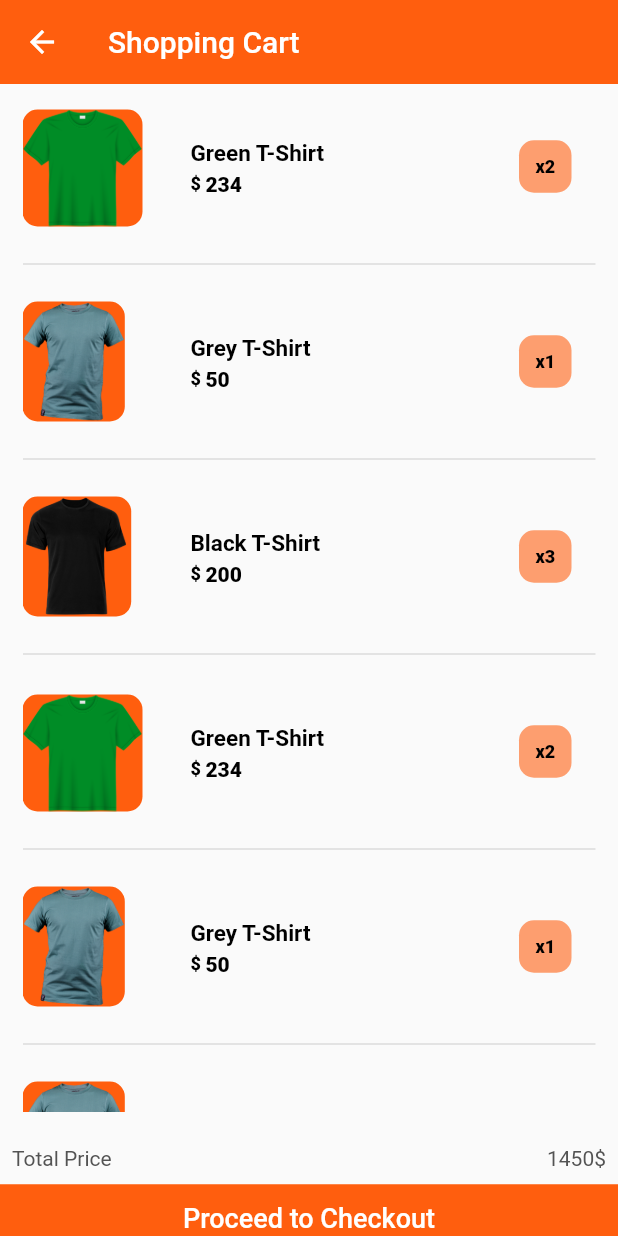
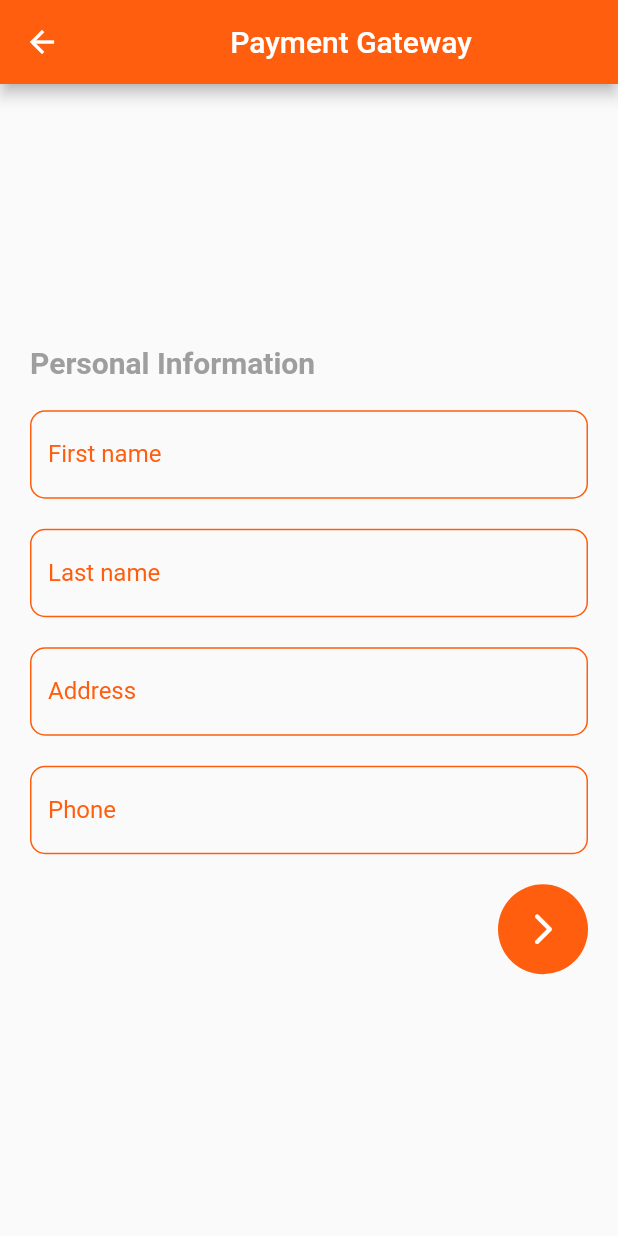
Before and after one commit to yasser74220/Fongi, a Flutter app: the ShoppingCartPage screen opened directly, after a tap on "Proceed to Checkout", on a phone screen of 412 x 824 dp. Run offline on Flutter 3.47's test engine with Material 2 defaults, Android fonts, the phone set to English and light mode, and no system bars; our stand-ins replace flutter_svg, sizer.

Commit message:
PaymentGateway

```diff
--- a/lib/screens/cart/shopping_cart.dart
+++ b/lib/screens/cart/shopping_cart.dart
@@ -1,4 +1,6 @@
 import 'package:flutter/material.dart';
+import 'package:fongi/screens/payment_gateway/components/components.dart';
+import 'package:fongi/screens/payment_gateway/personal-info_screen.dart';
 
 import 'package:sizer/sizer.dart';
 
@@ -85,7 +87,9 @@ class ShoppingCartPage extends StatelessWidget {
 
   Widget _submitButton(BuildContext context) {
     return TextButton(
-      onPressed: () {},
+      onPressed: () {
+        navigateTo(context, PersonalInfo());
+      },
       style: ButtonStyle(
         shape: MaterialStateProperty.all(
           RoundedRectangleBorder(borderRadius: BorderRadius.zero),
@@ -94,6 +98,7 @@ class ShoppingCartPage extends StatelessWidget {
       ),
       child: Container(
         alignment: Alignment.center,
+        height: 30,
         padding: EdgeInsets.symmetric(vertical: 4),
         width: double.infinity,
         child: TitleText(
@@ -108,7 +113,7 @@ class ShoppingCartPage extends StatelessWidget {
   @override
   Widget build(BuildContext context) {
     return Scaffold(
-        appBar: AppBar(
+      appBar: AppBar(
           backgroundColor: kMainColor,
           elevation: 0,
           title: Text("Shopping Cart"),
@@ -208,12 +213,12 @@ class ShoppingCartPage extends StatelessWidget {
                 children: [
                   Text("Total Price"),
                   Text("1450\$"),
-
                 ],
               ),
             ),
             _submitButton(context)
           ],
-        ));
+        )
+    );
   }
 }
--- /dev/null
+++ b/lib/screens/payment_gateway/components/components.dart
@@ -0,0 +1,97 @@
+import 'package:flutter/material.dart';
+import 'package:fongi/constants.dart';
+
+Widget defaultButton({
+  required String text,
+  required Function function,
+  Color textColor = Colors.white,
+  double? fontSize,
+  FontWeight? fontWeight,
+  Color color = kMainColor,
+  double width = double.infinity,
+  double radius = 0.0,
+  bool isUpperCase = true,
+}) => Container(
+  height: 50,
+  width: width,
+  decoration: BoxDecoration(
+    color: color,
+    borderRadius: BorderRadius.circular(radius),
+  ),
+  child: MaterialButton(
+    onPressed: (){
+      function();
+    },
+    child: Text(
+      isUpperCase ? text.toUpperCase() : text,
+      style: TextStyle(
+        color: textColor,
+        fontSize: fontSize,
+        fontWeight: fontWeight,
+      ),
+    ),
+  ),
+);
+
+Widget defaultFormField({
+  required TextEditingController controller,
+  required String label,
+  required TextInputType inputType,
+  required String? Function(String? value) validate,
+
+  Color? prefixIconColor,
+  Color labelColor = kMainColor,
+  Color borderColor = kMainColor,
+  Color selectedBorderColor = kMainColor,
+  Color? textInputColor,
+  double borderRadius = 10,
+  VoidCallback? onTap,
+  Function(String)? onChange,
+  IconData? suffixIcon,
+  VoidCallback? suffixPressed,
+  Function(String)? onSubmit,
+  bool isPassword = false,
+}) =>
+    TextFormField(
+      style: TextStyle(
+        color: textInputColor,
+      ),
+      obscureText: isPassword,
+      controller: controller,
+      decoration: InputDecoration(
+        labelText: label,
+        labelStyle: TextStyle(
+          color: labelColor,
+        ),
+        border: OutlineInputBorder(
+            borderRadius: BorderRadius.circular(borderRadius)
+        ),
+        enabledBorder: OutlineInputBorder(
+          borderRadius: BorderRadius.circular(borderRadius),
+          borderSide: BorderSide(
+            color: borderColor,
+          ),
+        ),
+        focusedBorder:OutlineInputBorder(
+          borderSide: BorderSide(
+              color: selectedBorderColor,
+          ),
+          borderRadius: BorderRadius.circular(borderRadius),
+        ),
+        focusColor: kMainColor,
+        suffixIcon: IconButton(
+          icon: Icon(suffixIcon),
+          onPressed: suffixPressed,
+        ),
+      ),
+      keyboardType: inputType,
+      onFieldSubmitted: onSubmit,
+      onChanged: onChange,
+      onTap: onTap,
+      validator: validate,
+    );
+
+void navigateTo(context, widget) => Navigator.push(
+      context,
+      MaterialPageRoute(builder: (context) => widget),
+    );
--- /dev/null
+++ b/lib/screens/payment_gateway/personal-info_screen.dart
@@ -0,0 +1,131 @@
+import 'package:flutter/material.dart';
+import 'package:fongi/constants.dart';
+import 'package:fongi/screens/payment_gateway/components/components.dart';
+import 'package:fongi/screens/payment_gateway/payment_screen.dart';
+
+
+class PersonalInfo extends StatelessWidget {
+   PersonalInfo({Key? key}) : super(key: key);
+
+  var firstNameController = TextEditingController();
+  var lastNameController = TextEditingController();
+  var addressController = TextEditingController();
+  var phoneController = TextEditingController();
+
+  var formKey = GlobalKey<FormState>();
+
+  @override
+  Widget build(BuildContext context) {
+    return Scaffold(
+      appBar: AppBar(
+        backgroundColor: kMainColor,
+        title: const Center(child: Text('Payment Gateway')),
+      ),
+      body: Center(
+        child: SingleChildScrollView(
+          child: Padding(
+            padding: const EdgeInsets.all(20.0),
+            child: Form(
+              key: formKey,
+              child: Column(
+                crossAxisAlignment: CrossAxisAlignment.start,
+                children: [
+                  const Text(
+                    'Personal Information',
+                  style: TextStyle(
+                    fontSize: 20,
+                    fontWeight: FontWeight.bold,
+                    color: Colors.grey
+                  ) ,
+                  ),
+                  const SizedBox(
+                    height: 20,
+                  ),
+                  defaultFormField(
+                      controller: firstNameController,
+                      label: 'First name',
+                      inputType: TextInputType.text,
+                      validate: (value){
+                        if(value!.isEmpty){
+                          return 'Enter your first name';
+                        }
+                        return null;
+                      },
+                  ),
+                  const SizedBox(
+                    height: 20,
+                  ),
+                  defaultFormField(
+                    controller: lastNameController,
+                    label: 'Last name',
+                    inputType: TextInputType.text,
+                    validate: (value){
+                      if(value!.isEmpty){
+                        return 'Enter your last name';
+                      }
+                      return null;
+                    },
+                  ),
+                  const SizedBox(
+                    height: 20,
+                  ),
+                  defaultFormField(
+                    controller: addressController,
+                    label: 'Address',
+                    inputType: TextInputType.text,
+                    validate: (value){
+                      if(value!.isEmpty){
+                        return 'Enter your Address';
+                      }
+                      return null;
+                    },
+                  ),
+                  const SizedBox(
+                    height: 20,
+                  ),
+                  defaultFormField(
+                    controller: phoneController,
+                    label: 'Phone',
+                    inputType: TextInputType.text,
+                    validate: (value){
+                      if(value!.isEmpty){
+                        return 'Enter your Phone number';
+                      }
+                      return null;
+                    },
+                  ),
+                  const SizedBox(
+                    height: 20,
+                  ),
+                  Row(
+                    mainAxisAlignment: MainAxisAlignment.end,
+                    children: [
+                      CircleAvatar(
+                        backgroundColor: kMainColor,
+                        radius: 30,
+                        child: IconButton(
+                            onPressed: (){
+                              if (formKey.currentState!.validate())
+                              {
+                                navigateTo(context, Payment());
+                              }
+                            },
+                          icon: const Icon(
+                                Icons.arrow_forward_ios_rounded
+                            ),
+                          color: Colors.white,
+                          iconSize: 25,
+                          splashRadius: 25,
+                        ),
+                      ),
+                    ],
+                  )
+                ],
+              ),
+            ),
+          ),
+        ),
+      ),
+    );
+  }
+}
```
Also changed, not shown: lib/screens/payment_gateway/payment_screen.dart (added, +175 -0 lines), assets/images/orangecard.png (added).
